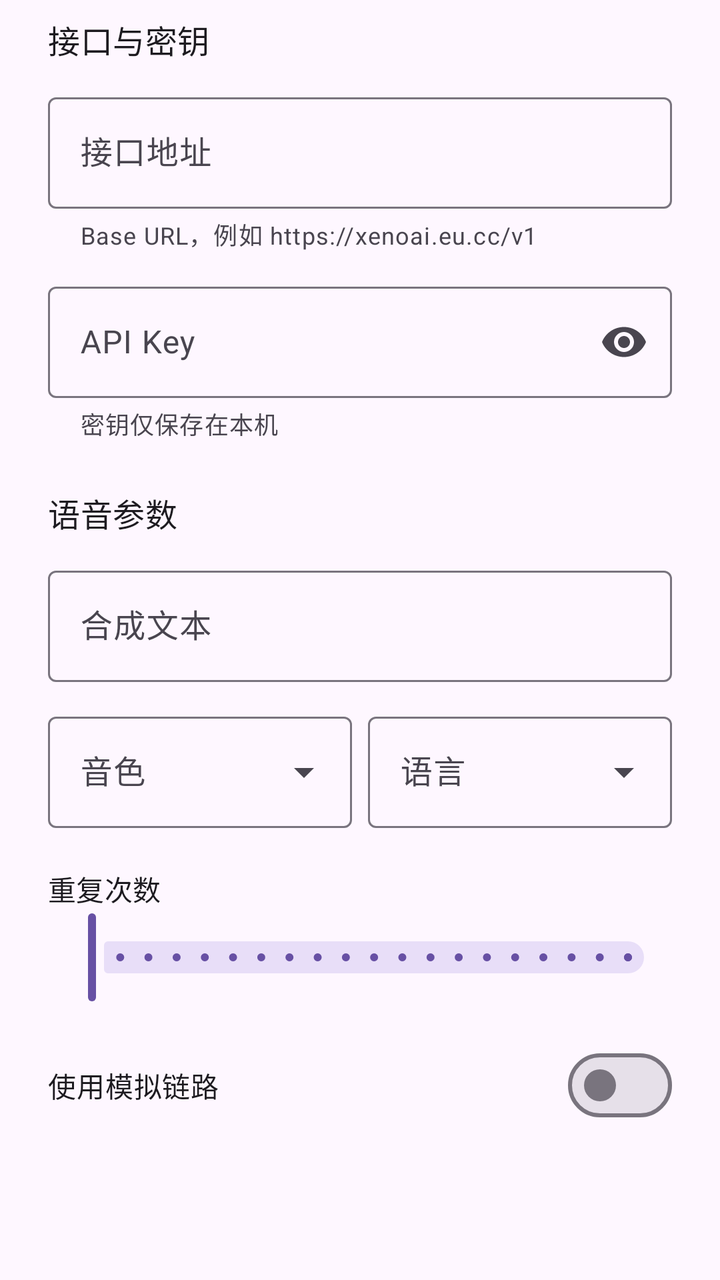
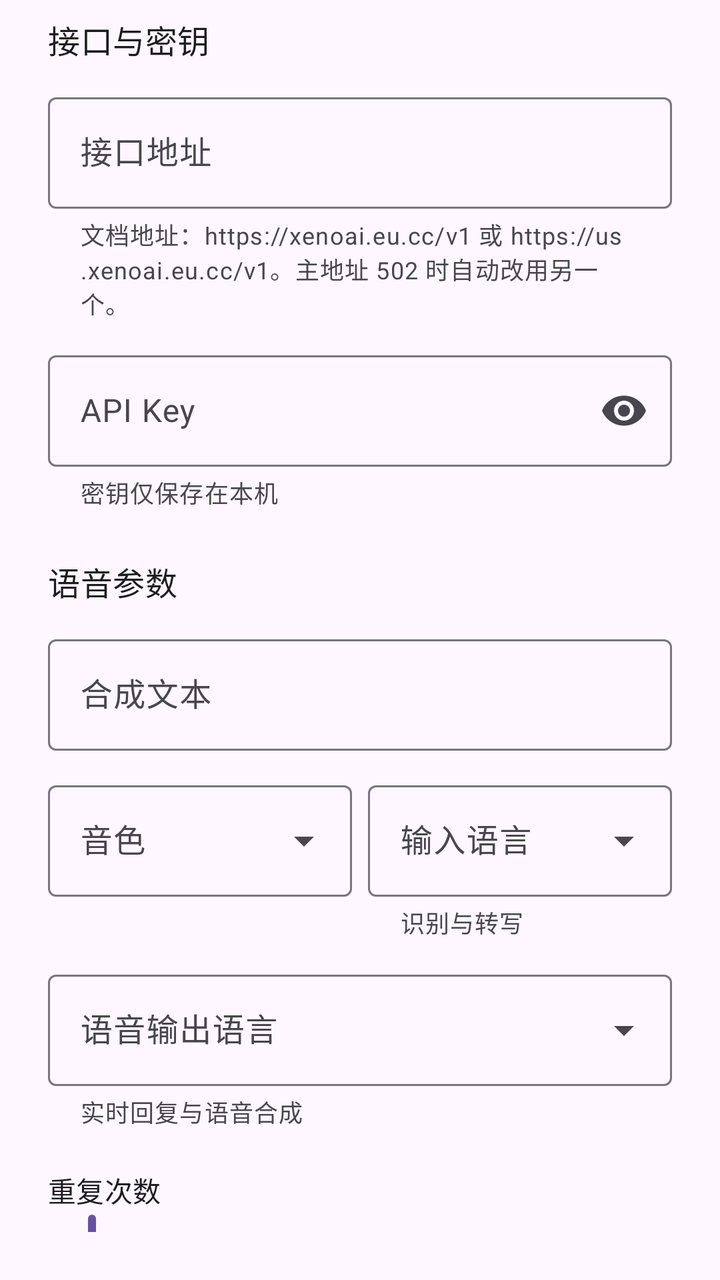

The first picture is an Android layout as it rendered before a commit; the second is the same layout after the commit. The layout source and the unified diff follow.
<!-- AndroidManifest.xml: application theme Theme.VoiceLatency -->
<!-- res/layout/sheet_settings.xml -->
<?xml version="1.0" encoding="utf-8"?>
<androidx.core.widget.NestedScrollView
    xmlns:android="http://schemas.android.com/apk/res/android"
    xmlns:app="http://schemas.android.com/apk/res-auto"
    android:layout_width="match_parent"
    android:layout_height="match_parent"
    android:paddingHorizontal="24dp"
    android:paddingTop="8dp"
    android:paddingBottom="24dp">

    <LinearLayout
        android:layout_width="match_parent"
        android:layout_height="wrap_content"
        android:orientation="vertical">

        <TextView
            android:layout_width="match_parent"
            android:layout_height="wrap_content"
            android:text="接口与密钥"
            android:textAppearance="?attr/textAppearanceTitleMedium" />

        <com.google.android.material.textfield.TextInputLayout
            android:id="@+id/layout_base_url"
            style="@style/Widget.Material3.TextInputLayout.OutlinedBox"
            android:layout_width="match_parent"
            android:layout_height="wrap_content"
            android:layout_marginTop="12dp"
            android:hint="@string/label_endpoint"
            app:helperText="Base URL，例如 https://xenoai.eu.cc/v1">

            <com.google.android.material.textfield.TextInputEditText
                android:id="@+id/input_base_url"
                android:layout_width="match_parent"
                android:layout_height="wrap_content"
                android:inputType="textUri"
                android:maxLines="1" />
        </com.google.android.material.textfield.TextInputLayout>

        <com.google.android.material.textfield.TextInputLayout
            android:id="@+id/layout_api_key"
            style="@style/Widget.Material3.TextInputLayout.OutlinedBox"
            android:layout_width="match_parent"
            android:layout_height="wrap_content"
            android:layout_marginTop="12dp"
            android:hint="@string/label_api_key"
            app:endIconMode="password_toggle"
            app:helperText="密钥仅保存在本机">

            <com.google.android.material.textfield.TextInputEditText
                android:id="@+id/input_api_key"
                android:layout_width="match_parent"
                android:layout_height="wrap_content"
                android:inputType="textPassword"
                android:maxLines="1" />
        </com.google.android.material.textfield.TextInputLayout>

        <TextView
            android:layout_width="match_parent"
            android:layout_height="wrap_content"
            android:layout_marginTop="24dp"
            android:text="语音参数"
            android:textAppearance="?attr/textAppearanceTitleMedium" />

        <com.google.android.material.textfield.TextInputLayout
            android:id="@+id/layout_text"
            style="@style/Widget.Material3.TextInputLayout.OutlinedBox"
            android:layout_width="match_parent"
            android:layout_height="wrap_content"
            android:layout_marginTop="12dp"
            android:hint="@string/label_text">

            <com.google.android.material.textfield.TextInputEditText
                android:id="@+id/input_text"
                android:layout_width="match_parent"
                android:layout_height="wrap_content"
                android:inputType="textMultiLine"
                android:maxLines="4" />
        </com.google.android.material.textfield.TextInputLayout>

        <LinearLayout
            android:layout_width="match_parent"
            android:layout_height="wrap_content"
            android:layout_marginTop="12dp"
            android:orientation="horizontal">

            <com.google.android.material.textfield.TextInputLayout
                style="@style/Widget.Material3.TextInputLayout.OutlinedBox.ExposedDropdownMenu"
                android:layout_width="0dp"
                android:layout_height="wrap_content"
                android:layout_marginEnd="8dp"
                android:layout_weight="1"
                android:hint="@string/label_voice">

                <com.google.android.material.textfield.MaterialAutoCompleteTextView
                    android:id="@+id/input_voice"
                    android:layout_width="match_parent"
                    android:layout_height="wrap_content"
                    android:inputType="none" />
            </com.google.android.material.textfield.TextInputLayout>

            <com.google.android.material.textfield.TextInputLayout
                style="@style/Widget.Material3.TextInputLayout.OutlinedBox.ExposedDropdownMenu"
                android:layout_width="0dp"
                android:layout_height="wrap_content"
                android:layout_weight="1"
                android:hint="@string/label_language">

                <com.google.android.material.textfield.MaterialAutoCompleteTextView
                    android:id="@+id/input_language"
                    android:layout_width="match_parent"
                    android:layout_height="wrap_content"
                    android:inputType="none" />
            </com.google.android.material.textfield.TextInputLayout>
        </LinearLayout>

        <TextView
            android:layout_width="match_parent"
            android:layout_height="wrap_content"
            android:layout_marginTop="20dp"
            android:text="@string/label_iterations"
            android:textAppearance="?attr/textAppearanceTitleSmall" />

        <com.google.android.material.slider.Slider
            android:id="@+id/slider_iterations"
            android:layout_width="match_parent"
            android:layout_height="wrap_content"
            android:stepSize="1"
            android:valueFrom="1"
            android:valueTo="20"
            app:labelBehavior="floating" />

        <com.google.android.material.materialswitch.MaterialSwitch
            android:id="@+id/switch_simulated"
            android:layout_width="match_parent"
            android:layout_height="wrap_content"
            android:layout_marginTop="16dp"
            android:text="使用模拟链路"
            app:helperText="接口欠费或离线时，用仿真时延验证测试流程" />

        <TextView
            android:id="@+id/text_endpoint_hint"
            android:layout_width="match_parent"
            android:layout_height="wrap_content"
            android:layout_marginTop="16dp"
            android:textAppearance="?attr/textAppearanceBodySmall"
            android:textColor="?attr/colorOnSurfaceVariant" />

    </LinearLayout>
</androidx.core.widget.NestedScrollView>
<!-- resources referenced by this layout -->
<resources>
  <string name="label_api_key">API Key</string>
  <string name="label_endpoint">接口地址</string>
  <string name="label_iterations">重复次数</string>
  <string name="label_language">语言</string>
  <string name="label_text">合成文本</string>
  <string name="label_voice">音色</string>
  <style name="Theme.VoiceLatency" parent="Theme.Material3.DayNight.NoActionBar">
          <item name="android:statusBarColor">@android:color/transparent</item>
          <item name="android:navigationBarColor">@android:color/transparent</item>
          <item name="android:windowLightStatusBar">?attr/isLightTheme</item>
  
          <item name="vlColorPrimary">?attr/colorPrimary</item>
          <item name="vlColorError">?attr/colorError</item>
          <item name="vlColorOnSurfaceVariant">?attr/colorOnSurfaceVariant</item>
      </style>
</resources>

<!-- the commit's change to res/layout/sheet_settings.xml (unified diff, before → after) -->
@@ -26,7 +26,7 @@
             android:layout_height="wrap_content"
             android:layout_marginTop="12dp"
             android:hint="@string/label_endpoint"
-            app:helperText="Base URL，例如 https://xenoai.eu.cc/v1">
+            app:helperText="文档地址：https://xenoai.eu.cc/v1 或 https://us.xenoai.eu.cc/v1。主地址 502 时自动改用另一个。">
 
             <com.google.android.material.textfield.TextInputEditText
                 android:id="@+id/input_base_url"
@@ -103,7 +103,8 @@
                 android:layout_width="0dp"
                 android:layout_height="wrap_content"
                 android:layout_weight="1"
-                android:hint="@string/label_language">
+                android:hint="@string/label_language"
+                app:helperText="@string/helper_language">
 
                 <com.google.android.material.textfield.MaterialAutoCompleteTextView
                     android:id="@+id/input_language"
@@ -112,6 +113,21 @@
                     android:inputType="none" />
             </com.google.android.material.textfield.TextInputLayout>
         </LinearLayout>
+
+        <com.google.android.material.textfield.TextInputLayout
+            style="@style/Widget.Material3.TextInputLayout.OutlinedBox.ExposedDropdownMenu"
+            android:layout_width="match_parent"
+            android:layout_height="wrap_content"
+            android:layout_marginTop="12dp"
+            android:hint="@string/label_output_language"
+            app:helperText="@string/helper_output_language">
+
+            <com.google.android.material.textfield.MaterialAutoCompleteTextView
+                android:id="@+id/input_output_language"
+                android:layout_width="match_parent"
+                android:layout_height="wrap_content"
+                android:inputType="none" />
+        </com.google.android.material.textfield.TextInputLayout>
 
         <TextView
             android:layout_width="match_parent"
<!-- resource entries referenced after the edit -->
@@ -1,9 +1,12 @@
 <!-- resources referenced by this layout -->
 <resources>
+  <string name="helper_language">识别与转写</string>
+  <string name="helper_output_language">实时回复与语音合成</string>
   <string name="label_api_key">API Key</string>
   <string name="label_endpoint">接口地址</string>
   <string name="label_iterations">重复次数</string>
-  <string name="label_language">语言</string>
+  <string name="label_language">输入语言</string>
+  <string name="label_output_language">语音输出语言</string>
   <string name="label_text">合成文本</string>
   <string name="label_voice">音色</string>
   <style name="Theme.VoiceLatency" parent="Theme.Material3.DayNight.NoActionBar">
